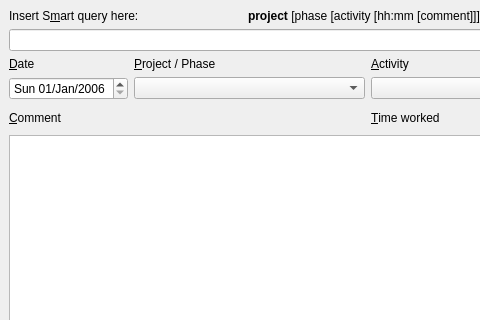
First picture: the form in src/pyuac_edit.ui, repository develer-staff/pyuac, before the edit; both pictures show x 0 to 480 and y 0 to 320 of the 609 by 489 pixel window.
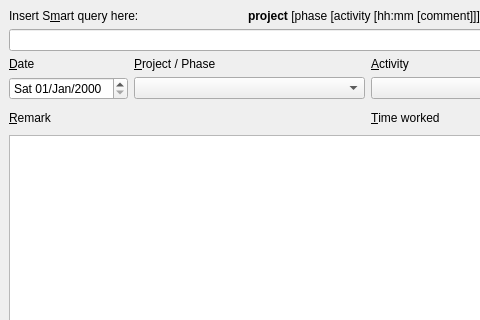
Second picture: the form after the edit. Icons and pictures are not drawn.

Commit message: Piccole modifiche e rinominato comment in remark per uniformità

```diff
--- a/src/pyuac_edit.ui
+++ b/src/pyuac_edit.ui
@@ -66,16 +66,6 @@
     </item>
     <item row="3" column="0" >
      <widget class="QDateEdit" name="dateTimeregDate" >
-      <property name="dateTime" >
-       <datetime>
-        <hour>0</hour>
-        <minute>0</minute>
-        <second>0</second>
-        <year>2006</year>
-        <month>1</month>
-        <day>1</day>
-       </datetime>
-      </property>
       <property name="displayFormat" >
        <string>ddd dd/MMM/yyyy</string>
       </property>
@@ -116,12 +106,9 @@
      </widget>
     </item>
     <item row="4" column="0" >
-     <widget class="QLabel" name="labelComment" >
-      <property name="enabled" >
-       <bool>true</bool>
-      </property>
+     <widget class="QLabel" name="labelRemark" >
       <property name="text" >
-       <string>&amp;Comment</string>
+       <string>&amp;Remark</string>
       </property>
       <property name="buddy" >
        <cstring>txtComment</cstring>
```
Left out of the diff: 22 changed lines with no effect on the pictures.
